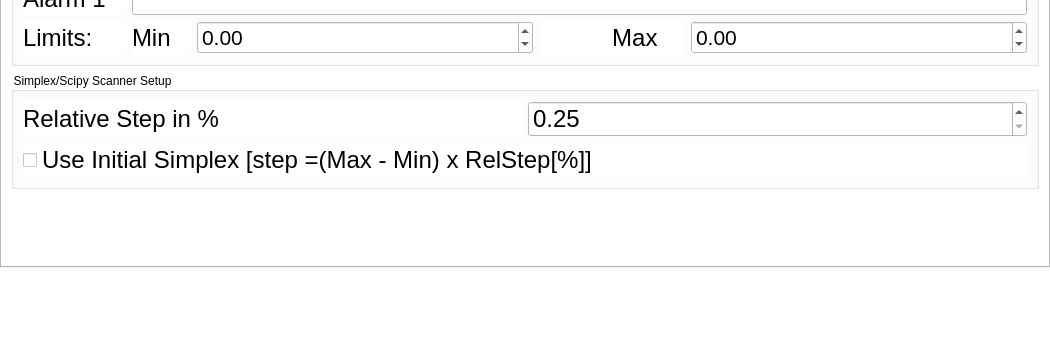
Old version of the form optimizer/UIOcelotInterface_gen.ui in the repository ocelot-collab/ocelot; both pictures show x 0 to 1050 and y 680 to 1022 of the 1050 by 1022 pixel window.
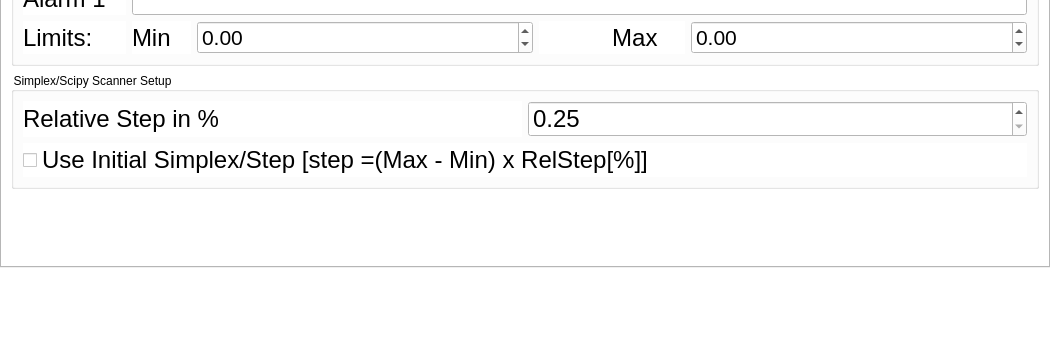
New version of the form. The open tabs and pages were chosen to show the change. Custom widgets are drawn as their Qt base class.

Diff of the .ui file:
```diff
--- a/optimizer/UIOcelotInterface_gen.ui
+++ b/optimizer/UIOcelotInterface_gen.ui
@@ -1426,7 +1426,7 @@
                </font>
               </property>
               <property name="text">
-               <string>Use Initial Simplex [step =(Max - Min) x RelStep[%]]</string>
+               <string>Use Initial Simplex/Step [step =(Max - Min) x RelStep[%]]</string>
               </property>
              </widget>
             </item>
```
Left out of the diff: 6 changed lines with no effect on the pictures.
